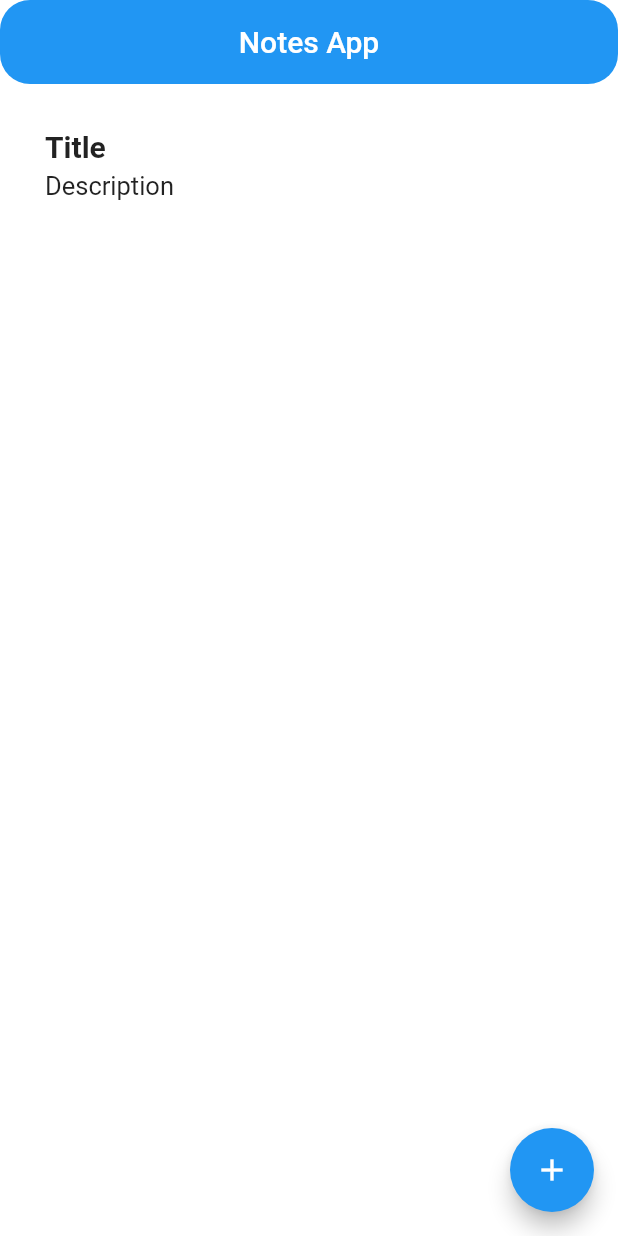
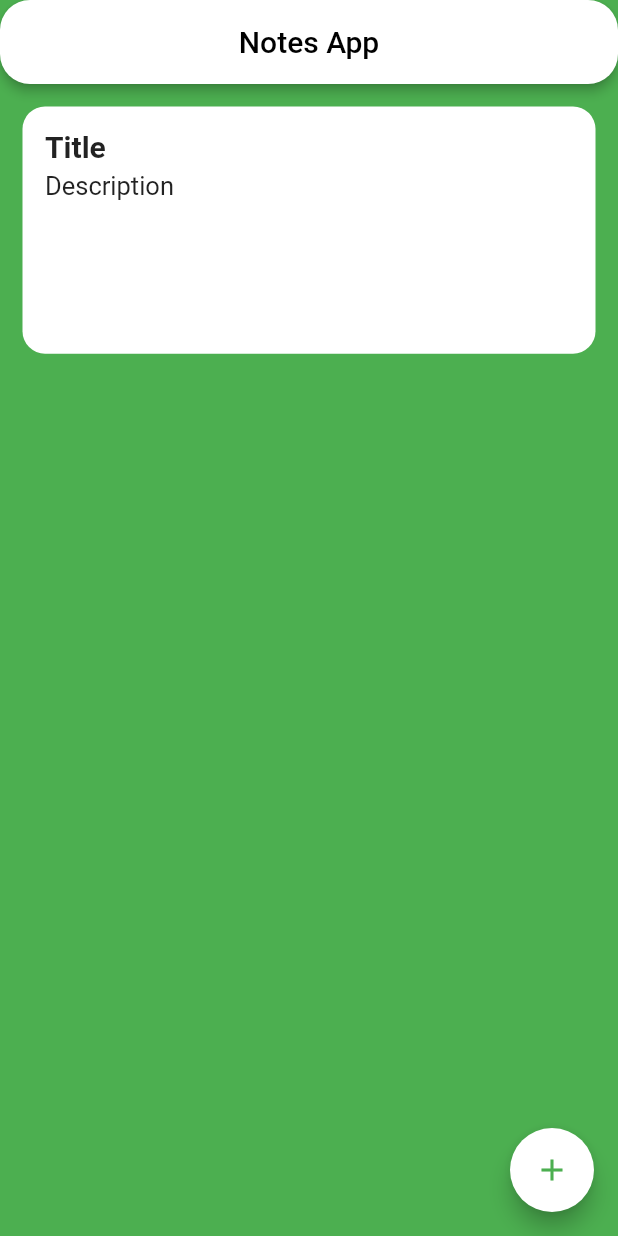
Before and after one commit to Manish5000/NoteApp, a Flutter app: the screen it shows after launch, on a phone screen of 412 x 824 dp. Run offline on Flutter 3.47's test engine with Material 2 defaults, Android fonts, the phone set to English and light mode, and no system bars.

Commit message:
small changes

```diff
--- a/lib/homescreen.dart
+++ b/lib/homescreen.dart
@@ -1,6 +1,6 @@
 import 'package:boscassignment/models/note.dart';
 import 'package:boscassignment/models/note_operation.dart';
-import 'package:boscassignment/widgets/dialog.dart';
+import 'package:boscassignment/widgets/dialogue.dart';
 import 'package:flutter/material.dart';
 import 'package:provider/provider.dart';
 
@@ -12,12 +12,14 @@ class HomeScreen extends StatefulWidget {
 }
 
 class _HomeScreenState extends State<HomeScreen> {
-  String? getvalue;
+
   @override
   Widget build(BuildContext context) {
     return Scaffold(
       floatingActionButtonLocation: FloatingActionButtonLocation.endFloat,
        floatingActionButton: FloatingActionButton(
+        foregroundColor: Colors.green,
+        backgroundColor: Colors.white,
         child: Icon(Icons.add),
         onPressed: (){
           Navigator.push(context, MaterialPageRoute(builder: ((context) => Showdialog())));
@@ -25,13 +27,13 @@ class _HomeScreenState extends State<HomeScreen> {
       ),
       appBar: AppBar(
         shape: RoundedRectangleBorder(borderRadius: BorderRadius.circular(20)),
-        backgroundColor: Colors.blue,
-        title: Text('Notes App'),
+        backgroundColor: Colors.white,
+        title: Text('Notes App',style: TextStyle(color: Colors.black),),
         centerTitle: true,
-        elevation: 0,
+        elevation: 3,
       ),
 
-      backgroundColor: Colors.white,
+      backgroundColor: Colors.green,
       body: Consumer<NotesOperation>(
         builder: (context, NotesOperation data, child)  {
           return ListView.builder(
@@ -57,7 +59,7 @@ class NotesCard extends StatelessWidget {
     return Container(
       margin: EdgeInsets.all(15),
       padding: EdgeInsets.all(15),
-      height: 150,
+      height: MediaQuery.of(context).size.height*0.2,
       decoration: BoxDecoration(
         color: Colors.white,
         borderRadius: BorderRadius.circular(15)
```
Also changed, not shown: lib/widgets/dialogue.dart (renamed from lib/widgets/dialog.dart).
